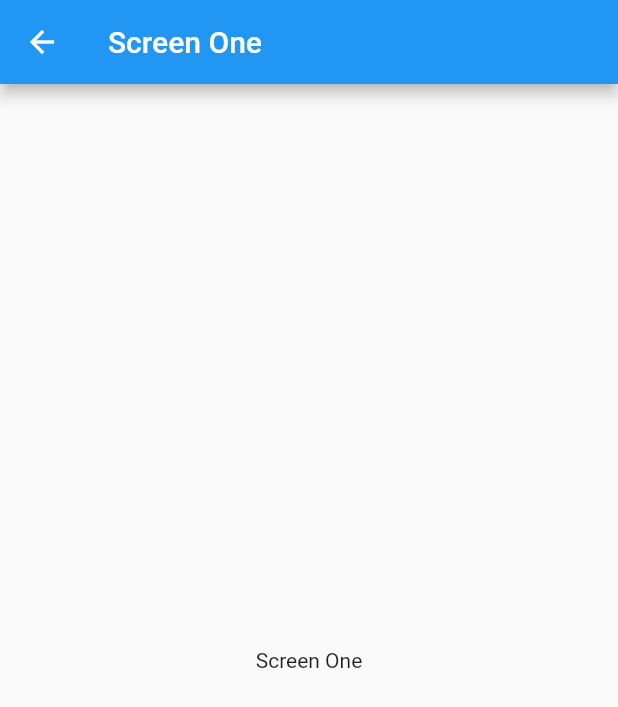
After one commit to jeffhigham-f3/flutter-platform-app, a Flutter app: the screen it shows after launch, after a tap on "Navigate To Screen One", on a phone screen of 412 x 824 dp. The commit adds this screen. Shown: the top 707 px of the screen. Run offline on Flutter 3.47's test engine with Material 2 defaults, Android fonts, the light colour scheme and no system bars; our stand-ins replace universal_platform.

Commit message:
added page transition

```diff
--- a/lib/cupertino/cupertino_home_page.dart
+++ b/lib/cupertino/cupertino_home_page.dart
@@ -1,8 +1,11 @@
 import 'package:flutter/cupertino.dart';
 import 'package:platform_app/config.dart';
 import 'package:provider/provider.dart';
+import 'package:platform_app/screens/screen_one.dart';
 
 class CupertinoHomePage extends StatefulWidget {
+  static const String id = 'cupertino_home_page';
+
   CupertinoHomePage({Key key}) : super(key: key);
   @override
   _CupertinoHomePageState createState() => _CupertinoHomePageState();
@@ -20,8 +23,13 @@ class _CupertinoHomePageState extends State<CupertinoHomePage> {
         children: <Widget>[
           Center(
             child: CupertinoButton(
-              child: Text('Press Me'),
-              onPressed: () => {print('IOS pressed!')},
+              child: Text('Navigate To Screen One'),
+              onPressed: () => {
+                Navigator.pushNamed(
+                  context,
+                  ScreenOne.id,
+                ),
+              },
             ),
           ),
         ],
--- a/lib/material/material_home_page.dart
+++ b/lib/material/material_home_page.dart
@@ -1,8 +1,11 @@
 import 'package:flutter/material.dart';
 import 'package:platform_app/config.dart';
 import 'package:provider/provider.dart';
+import 'package:platform_app/screens/screen_one.dart';
 
 class MaterialHomePage extends StatefulWidget {
+  static const String id = 'material_home_page';
+
   MaterialHomePage({Key key}) : super(key: key);
   @override
   _MaterialHomePageState createState() => _MaterialHomePageState();
@@ -20,8 +23,13 @@ class _MaterialHomePageState extends State<MaterialHomePage> {
         children: <Widget>[
           Center(
             child: MaterialButton(
-              child: Text('Press Me'),
-              onPressed: () => {print('Android pressed!')},
+              child: Text('Navigate To Screen One'),
+              onPressed: () => {
+                Navigator.pushNamed(
+                  context,
+                  ScreenOne.id,
+                ),
+              },
             ),
           ),
         ],
--- a/lib/platform_app.dart
+++ b/lib/platform_app.dart
@@ -4,6 +4,7 @@ import 'package:flutter/cupertino.dart';
 import 'package:flutter/material.dart';
 import 'package:platform_app/cupertino/cupertino_home_page.dart';
 import 'package:platform_app/material/material_home_page.dart';
+import 'package:platform_app/screens/screen_one.dart';
 
 class PlatformApp extends StatelessWidget {
   @override
@@ -11,6 +12,9 @@ class PlatformApp extends StatelessWidget {
     if (UniversalPlatform.isIOS) {
       return CupertinoApp(
         home: CupertinoHomePage(),
+        routes: {
+          ScreenOne.id: (context) => ScreenOne(),
+        },
       );
     }
 
@@ -19,6 +23,9 @@ class PlatformApp extends StatelessWidget {
         UniversalPlatform.isWeb) {
       return MaterialApp(
         home: MaterialHomePage(),
+        routes: {
+          ScreenOne.id: (context) => ScreenOne(),
+        },
       );
     }
 
--- /dev/null
+++ b/lib/screens/screen_one.dart
@@ -0,0 +1,50 @@
+import 'package:flutter/cupertino.dart';
+import 'package:flutter/material.dart';
+import 'package:universal_platform/universal_platform.dart';
+
+class ScreenOne extends StatefulWidget {
+  static const String id = 'screen_one';
+  @override
+  _ScreenOneState createState() => _ScreenOneState();
+}
+
+class _ScreenOneState extends State<ScreenOne> {
+  @override
+  Widget build(BuildContext context) {
+    return scaffold();
+  }
+}
+
+scaffold() {
+  final String page_name = "Screen One";
+
+  if (UniversalPlatform.isIOS) {
+    return CupertinoPageScaffold(
+      navigationBar: CupertinoNavigationBar(
+        middle: Text(page_name),
+      ),
+      child: Column(
+        mainAxisAlignment: MainAxisAlignment.center,
+        children: <Widget>[
+          Center(
+            child: Text(page_name),
+          ),
+        ],
+      ),
+    );
+  } else {
+    return Scaffold(
+      appBar: AppBar(
+        title: Text(page_name),
+      ),
+      body: Column(
+        mainAxisAlignment: MainAxisAlignment.center,
+        children: <Widget>[
+          Center(
+            child: Text(page_name),
+          ),
+        ],
+      ),
+    );
+  }
+}
```
Also changed, not shown: 1 other file.
